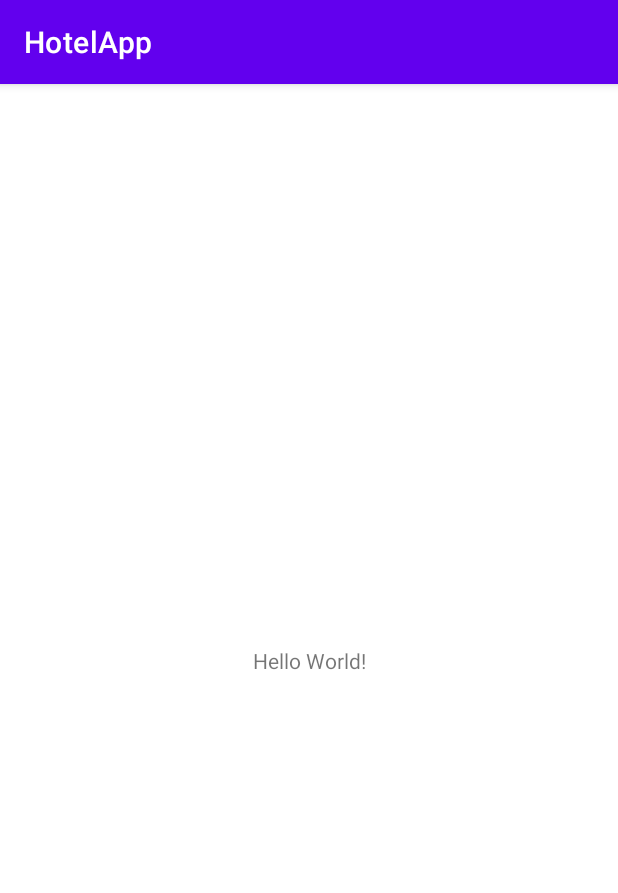
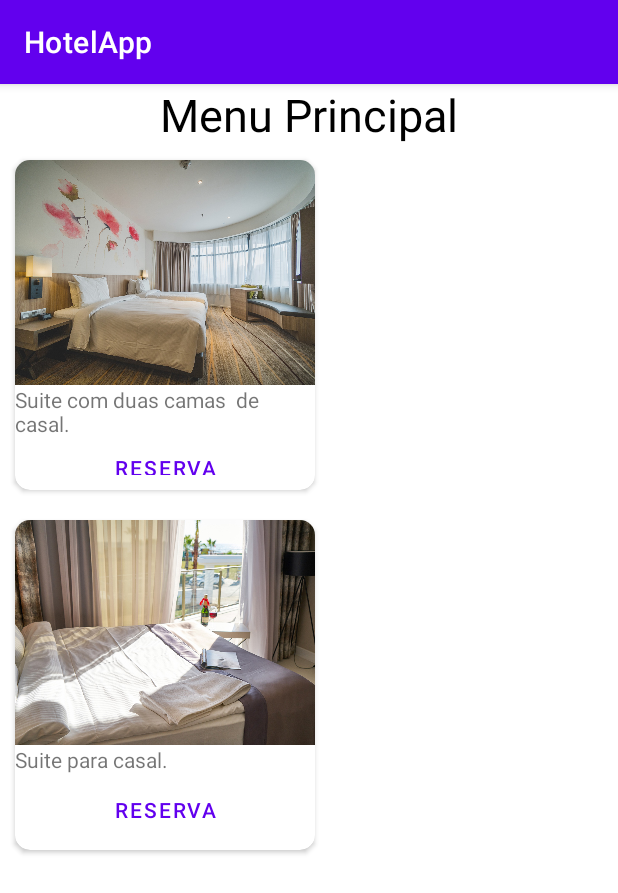
Before and after one commit to NathanMaced/HotelApp, an Android app: the screen it shows after launch (MainActivity), on a phone screen of 412 x 824 dp. Shown: the top 893 px of the screen. Run offline under Robolectric (Android 15) with nearby library versions, the phone set to English and light mode, and no system bars.

Commit message:
Atualização

```diff
--- /dev/null
+++ b/app/src/main/res/drawable/borda.xml
@@ -0,0 +1,6 @@
+<?xml version="1.0" encoding="utf-8"?>
+<shape android:shape="rectangle" xmlns:android="http://schemas.android.com/apk/res/android">
+
+    <corners android:radius="20dp" />
+    <stroke android:color="@color/black" android:width="2dp"/>
+</shape>
--- /dev/null
+++ b/app/src/main/res/drawable/ic_baseline_email.xml
@@ -0,0 +1,5 @@
+<vector android:height="24dp" android:tint="#000000"
+    android:viewportHeight="24" android:viewportWidth="24"
+    android:width="24dp" xmlns:android="http://schemas.android.com/apk/res/android">
+    <path android:fillColor="@android:color/white" android:pathData="M20,4L4,4c-1.1,0 -1.99,0.9 -1.99,2L2,18c0,1.1 0.9,2 2,2h16c1.1,0 2,-0.9 2,-2L22,6c0,-1.1 -0.9,-2 -2,-2zM20,8l-8,5 -8,-5L4,6l8,5 8,-5v2z"/>
+</vector>
--- /dev/null
+++ b/app/src/main/res/drawable/ic_baseline_lock.xml
@@ -0,0 +1,5 @@
+<vector android:height="24dp" android:tint="#000000"
+    android:viewportHeight="24" android:viewportWidth="24"
+    android:width="24dp" xmlns:android="http://schemas.android.com/apk/res/android">
+    <path android:fillColor="@android:color/white" android:pathData="M18,8h-1L17,6c0,-2.76 -2.24,-5 -5,-5S7,3.24 7,6v2L6,8c-1.1,0 -2,0.9 -2,2v10c0,1.1 0.9,2 2,2h12c1.1,0 2,-0.9 2,-2L20,10c0,-1.1 -0.9,-2 -2,-2zM12,17c-1.1,0 -2,-0.9 -2,-2s0.9,-2 2,-2 2,0.9 2,2 -0.9,2 -2,2zM15.1,8L8.9,8L8.9,6c0,-1.71 1.39,-3.1 3.1,-3.1 1.71,0 3.1,1.39 3.1,3.1v2z"/>
+</vector>
--- a/app/src/main/res/layout/activity_main.xml
+++ b/app/src/main/res/layout/activity_main.xml
@@ -1,18 +1,89 @@
 <?xml version="1.0" encoding="utf-8"?>
-<androidx.constraintlayout.widget.ConstraintLayout xmlns:android="http://schemas.android.com/apk/res/android"
+<LinearLayout xmlns:android="http://schemas.android.com/apk/res/android"
     xmlns:app="http://schemas.android.com/apk/res-auto"
     xmlns:tools="http://schemas.android.com/tools"
     android:layout_width="match_parent"
     android:layout_height="match_parent"
+    android:orientation="vertical"
     tools:context=".MainActivity">
 
     <TextView
         android:layout_width="wrap_content"
         android:layout_height="wrap_content"
-        android:text="Hello World!"
-        app:layout_constraintBottom_toBottomOf="parent"
-        app:layout_constraintEnd_toEndOf="parent"
-        app:layout_constraintStart_toStartOf="parent"
-        app:layout_constraintTop_toTopOf="parent" />
+        android:layout_gravity="center_horizontal"
+        android:text="Menu Principal"
+        android:textColor="#000"
+        android:textSize="30sp" />
 
-</androidx.constraintlayout.widget.ConstraintLayout>
+    <androidx.cardview.widget.CardView
+        android:layout_width="200dp"
+        android:layout_height="220dp"
+        app:cardCornerRadius="10dp"
+        android:layout_margin="10dp">
+
+        <LinearLayout
+            android:layout_width="match_parent"
+            android:layout_height="match_parent"
+            android:orientation="vertical">
+
+            <ImageView
+                android:layout_width="match_parent"
+                android:layout_height="150dp"
+                android:scaleType="centerCrop"
+                android:src="@drawable/quarto1" />
+
+            <TextView
+                android:layout_width="wrap_content"
+                android:layout_height="wrap_content"
+                android:text="Suite com duas camas  de casal." />
+
+
+
+            <Button
+                style="@style/Widget.MaterialComponents.Button.TextButton"
+                android:layout_width="wrap_content"
+                android:layout_height="wrap_content"
+                android:layout_gravity="center"
+                android:text="Reserva" />
+
+        </LinearLayout>
+    </androidx.cardview.widget.CardView>
+
+    <androidx.cardview.widget.CardView
+        android:layout_width="200dp"
+        android:layout_height="220dp"
+        app:cardCornerRadius="10dp"
+        android:layout_margin="10dp">
+
+        <LinearLayout
+            android:layout_width="match_parent"
+            android:layout_height="match_parent"
+            android:orientation="vertical"
+           >
+
+            <ImageView
+                android:layout_width="match_parent"
+                android:layout_height="150dp"
+                android:scaleType="centerCrop"
+                android:src="@drawable/quarto2" />
+
+            <TextView
+                android:layout_width="wrap_content"
+                android:layout_height="wrap_content"
+                android:text="Suite para casal." />
+
+
+
+            <Button
+                style="@style/Widget.MaterialComponents.Button.TextButton"
+                android:layout_width="wrap_content"
+                android:layout_height="wrap_content"
+                android:layout_gravity="center"
+                android:text="Reserva" />
+
+        </LinearLayout>
+
+    </androidx.cardview.widget.CardView>
+
+
+</LinearLayout>
```
Also changed, not shown: app/src/main/AndroidManifest.xml (+7 -0 lines), app/src/main/java/br/com/etecia/hotelapp/LoginActivity.java (added, +14 -0 lines), app/src/main/res/layout/login_layout.xml (added, +87 -0 lines), app/src/main/res/drawable/quarto1.jpg (added), app/src/main/res/drawable/quarto2.jpg (added), app/src/main/res/drawable/quarto3.jpg (added), app/src/main/res/drawable/quarto4.jpg (added), app/src/main/res/drawable/quarto5.jpg (added), app/src/main/res/drawable/quarto6.jpg (added).
